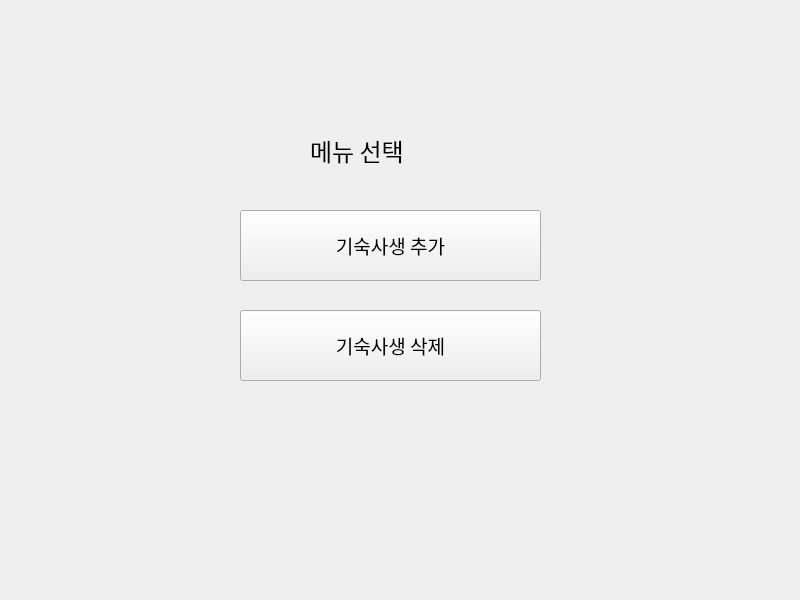
Old version of the form edit.ui in the repository Hyemin-12/goingout-journal.
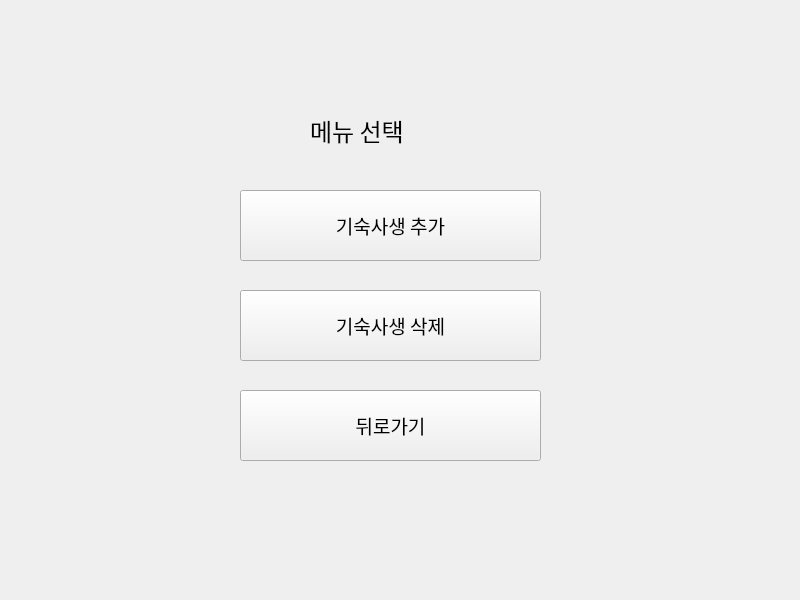
New version of the form.

Commit message: click() 뒤로가기 구현, comment 달기

```diff
--- a/edit.ui
+++ b/edit.ui
@@ -17,7 +17,7 @@
    <property name="geometry">
     <rect>
      <x>240</x>
-     <y>210</y>
+     <y>190</y>
      <width>301</width>
      <height>71</height>
     </rect>
@@ -36,7 +36,7 @@
    <property name="geometry">
     <rect>
      <x>240</x>
-     <y>310</y>
+     <y>290</y>
      <width>301</width>
      <height>71</height>
     </rect>
@@ -55,7 +55,7 @@
    <property name="geometry">
     <rect>
      <x>310</x>
-     <y>120</y>
+     <y>100</y>
      <width>181</width>
      <height>61</height>
     </rect>
@@ -70,6 +70,25 @@
     <string>메뉴 선택</string>
    </property>
   </widget>
+  <widget class="QPushButton" name="btn_back">
+   <property name="geometry">
+    <rect>
+     <x>240</x>
+     <y>390</y>
+     <width>301</width>
+     <height>71</height>
+    </rect>
+   </property>
+   <property name="font">
+    <font>
+     <family>궁서체</family>
+     <pointsize>14</pointsize>
+    </font>
+   </property>
+   <property name="text">
+    <string>뒤로가기</string>
+   </property>
+  </widget>
  </widget>
  <resources/>
  <connections>
```
Left out of the diff: 17 changed lines with no effect on the pictures. The commit also changes 4 other files.
